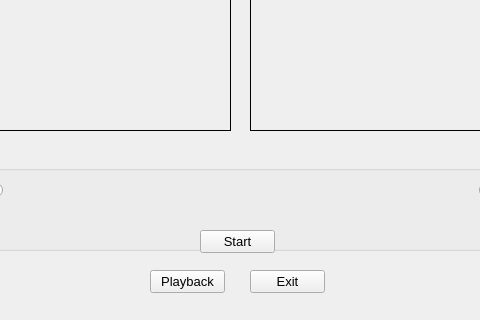
rgsl888/data_collection, file gui/mainwindow.ui: the form before one commit; both pictures show x 360 to 840 and y 530 to 850 of the 1100 by 850 pixel window.
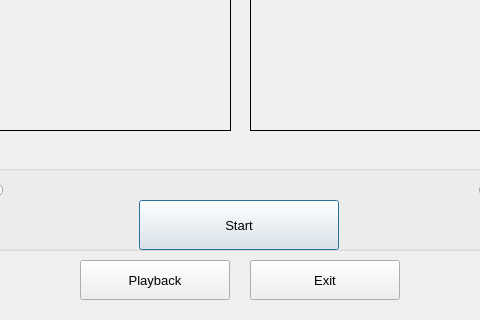
The form after the commit.

```diff
--- a/gui/mainwindow.ui
+++ b/gui/mainwindow.ui
@@ -198,6 +198,34 @@
      <bool>false</bool>
     </property>
    </widget>
+   <widget class="QPushButton" name="nextButton">
+    <property name="geometry">
+     <rect>
+      <x>370</x>
+      <y>50</y>
+      <width>200</width>
+      <height>50</height>
+     </rect>
+    </property>
+    <property name="font">
+     <font>
+      <pointsize>10</pointsize>
+     </font>
+    </property>
+    <property name="text">
+     <string>Start</string>
+    </property>
+    <property name="autoDefault">
+     <bool>false</bool>
+    </property>
+    <property name="default">
+     <bool>true</bool>
+    </property>
+   </widget>
+   <zorder>ans1</zorder>
+   <zorder>ans2</zorder>
+   <zorder>nextButton</zorder>
+   <zorder>nextButton</zorder>
   </widget>
   <widget class="QLabel" name="label_3">
    <property name="geometry">
@@ -238,10 +266,10 @@
   <widget class="QPushButton" name="playback">
    <property name="geometry">
     <rect>
-     <x>510</x>
-     <y>800</y>
-     <width>75</width>
-     <height>23</height>
+     <x>440</x>
+     <y>790</y>
+     <width>150</width>
+     <height>40</height>
     </rect>
    </property>
    <property name="font">
@@ -253,31 +281,13 @@
     <string>Playback</string>
    </property>
   </widget>
-  <widget class="QPushButton" name="nextButton">
-   <property name="geometry">
-    <rect>
-     <x>560</x>
-     <y>760</y>
-     <width>75</width>
-     <height>23</height>
-    </rect>
-   </property>
-   <property name="font">
-    <font>
-     <pointsize>10</pointsize>
-    </font>
-   </property>
-   <property name="text">
-    <string>Start</string>
-   </property>
-  </widget>
   <widget class="QPushButton" name="exitButton">
    <property name="geometry">
     <rect>
      <x>610</x>
-     <y>800</y>
-     <width>75</width>
-     <height>23</height>
+     <y>790</y>
+     <width>150</width>
+     <height>40</height>
     </rect>
    </property>
    <property name="font">
```
Left out of the diff: 6 changed lines with no effect on the pictures. Lines whose indentation alone changed are shown as unchanged.
